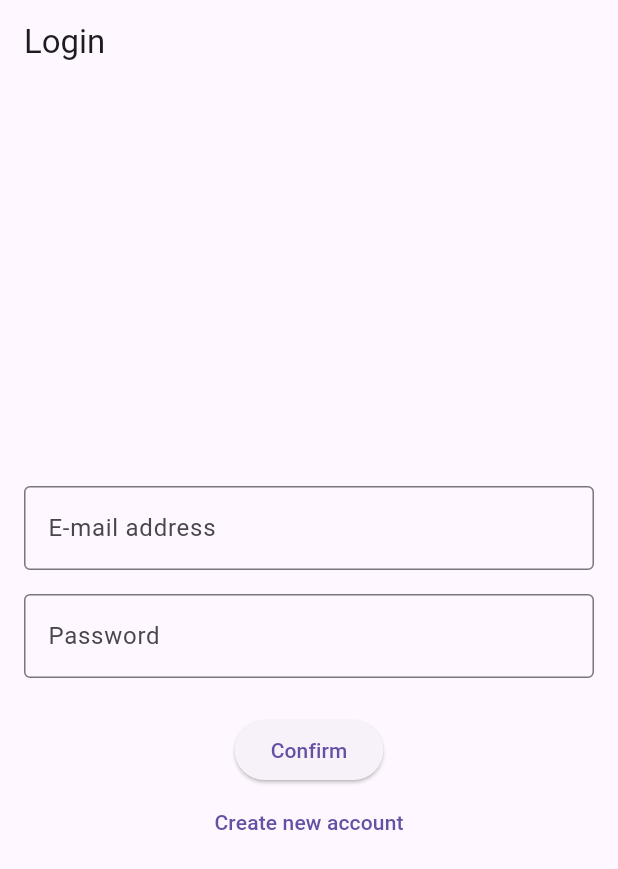
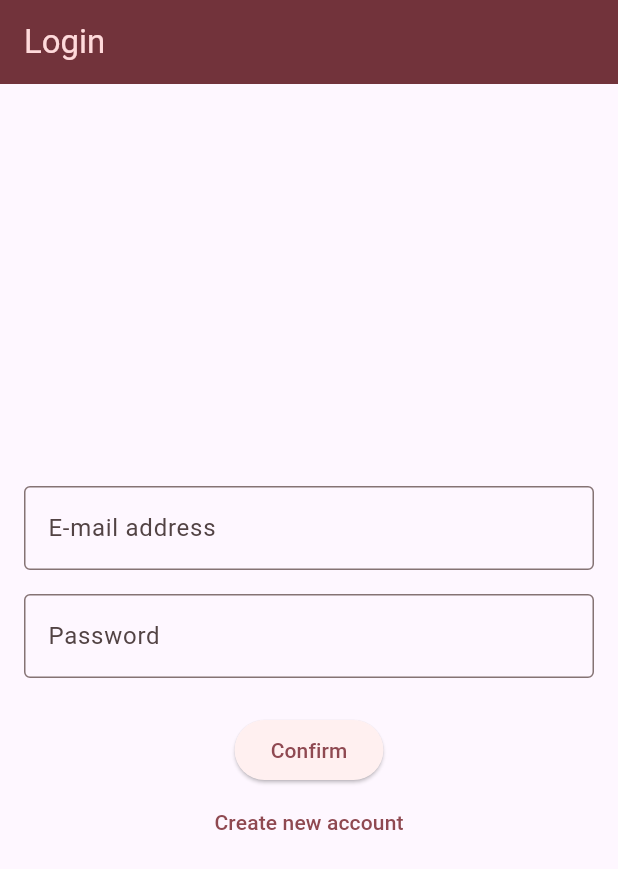
Before and after one commit to roxane-lestrez/the_theatre_app, a Flutter app: the screen it shows after launch, on a phone screen of 412 x 824 dp. Shown: the top 869 px of the screen. Run offline on Flutter 3.47's test engine with Material 3 defaults, Android fonts, the light colour scheme and no system bars; our stand-ins replace diacritic, flutter_riverpod, shared_preferences.

Commit message:
Add a color theme and dark color theme

```diff
--- a/leonie_project/lib/main.dart
+++ b/leonie_project/lib/main.dart
@@ -1,6 +1,16 @@
 import 'package:first_app/pages/splash_page.dart';
 import 'package:flutter/material.dart';
 import 'package:flutter_riverpod/flutter_riverpod.dart';
+
+// This is the color theme that will be applied to the whole app
+var kColorScheme =
+    ColorScheme.fromSeed(seedColor: const Color.fromARGB(255, 187, 37, 70));
+
+// Create the dark color theme
+var kDarkColorScheme = ColorScheme.fromSeed(
+  brightness: Brightness.dark,
+  seedColor: Color.fromARGB(255, 187, 37, 70),
+);
 
 final RouteObserver<PageRoute> routeObserver = RouteObserver<PageRoute>();
 
@@ -18,6 +28,19 @@ class App extends StatelessWidget {
   @override
   Widget build(BuildContext context) {
     return MaterialApp(
+      // Use a default theme provided by flutter and overwrite some selected settings
+      theme: ThemeData().copyWith(
+        colorScheme: kColorScheme,
+        // Style of the AppBar (top bar)
+        appBarTheme: const AppBarTheme().copyWith(
+          backgroundColor: kColorScheme.onPrimaryContainer,
+          foregroundColor: kColorScheme.primaryContainer,
+        ),
+      ),
+      // Add a dark mode theme
+      // darkTheme: ThemeData.dark().copyWith(
+      //   colorScheme: kDarkColorScheme,
+      // ),
       home: SplashScreen(),
       navigatorObservers: [routeObserver],
     );
--- a/leonie_project/lib/pages/grid_page.dart
+++ b/leonie_project/lib/pages/grid_page.dart
@@ -120,13 +120,13 @@ class GridPageState extends State<GridPage> with RouteAware {
         title: Text(widget.title),
       ),
       body: updatedElements.isEmpty
-          ? const Center(
+          ? Center(
               child: Text(
                 'This list is empty.',
                 style: TextStyle(
                   fontSize: 16,
                   fontStyle: FontStyle.italic,
-                  color: Colors.grey,
+                  color: Theme.of(context).colorScheme.onPrimaryContainer,
                 ),
               ),
             )
--- a/leonie_project/lib/pages/search_page.dart
+++ b/leonie_project/lib/pages/search_page.dart
@@ -99,14 +99,14 @@ class SearchPageState extends ConsumerState<SearchPage> {
                   offset: const Offset(0, 2),
                 ),
               ],
-              color: Colors.white,
+              color: Theme.of(context).colorScheme.primary,
             ),
             child: Padding(
               padding: const EdgeInsets.only(
                   top: 50, left: 20, right: 20, bottom: 20),
               child: Container(
                 decoration: BoxDecoration(
-                  color: Colors.white,
+                  color: Theme.of(context).colorScheme.onPrimary,
                   borderRadius: BorderRadius.circular(30.0),
                   boxShadow: [
                     BoxShadow(
--- a/leonie_project/lib/widgets/locations_container.dart
+++ b/leonie_project/lib/widgets/locations_container.dart
@@ -43,7 +43,7 @@ class LocationsContainerState extends State<LocationsContainer> {
     return Container(
       padding: const EdgeInsets.symmetric(horizontal: 10),
       decoration: BoxDecoration(
-        color: Colors.grey[200],
+        color: Theme.of(context).colorScheme.primaryContainer,
         borderRadius: BorderRadius.circular(15),
       ),
       child: Column(crossAxisAlignment: CrossAxisAlignment.stretch, children: [
@@ -57,7 +57,7 @@ class LocationsContainerState extends State<LocationsContainer> {
               padding: const EdgeInsets.all(8.0),
               margin: const EdgeInsets.only(bottom: 8),
               decoration: BoxDecoration(
-                color: const Color.fromARGB(255, 246, 246, 246),
+                color: Theme.of(context).colorScheme.onPrimary,
                 borderRadius: BorderRadius.circular(8),
                 boxShadow: [
                   BoxShadow(
@@ -76,7 +76,7 @@ class LocationsContainerState extends State<LocationsContainer> {
                       children: [
                         Text(
                           location['name_location'],
-                          style: const TextStyle(fontSize: 16),
+                          style: TextStyle(fontSize: 16, color: Theme.of(context).colorScheme.onPrimaryContainer),
                         ),
                         location['first_date'] != null &&
                                 location['last_date'] != null
--- a/leonie_project/lib/widgets/productions_container.dart
+++ b/leonie_project/lib/widgets/productions_container.dart
@@ -21,7 +21,7 @@ class ProductionsContainer extends StatelessWidget {
     return Container(
       padding: const EdgeInsets.symmetric(horizontal: 10),
       decoration: BoxDecoration(
-        color: Colors.grey[200],
+        color: Theme.of(context).colorScheme.primaryContainer,
         borderRadius: BorderRadius.circular(15),
       ),
       child: Column(
@@ -51,7 +51,7 @@ class ProductionsContainer extends StatelessWidget {
                     padding: const EdgeInsets.all(8.0),
                     margin: const EdgeInsets.only(bottom: 8),
                     decoration: BoxDecoration(
-                      color: const Color.fromARGB(255, 246, 246, 246),
+                      color: Theme.of(context).colorScheme.onPrimary,
                       borderRadius: BorderRadius.circular(8),
                       boxShadow: [
                         BoxShadow(
@@ -63,7 +63,7 @@ class ProductionsContainer extends StatelessWidget {
                     ),
                     child: Text(
                       production['name_production'],
-                      style: const TextStyle(fontSize: 16),
+                      style: TextStyle(fontSize: 16, color: Theme.of(context).colorScheme.onPrimaryContainer),
                     ),
                   ),
                 );
```
